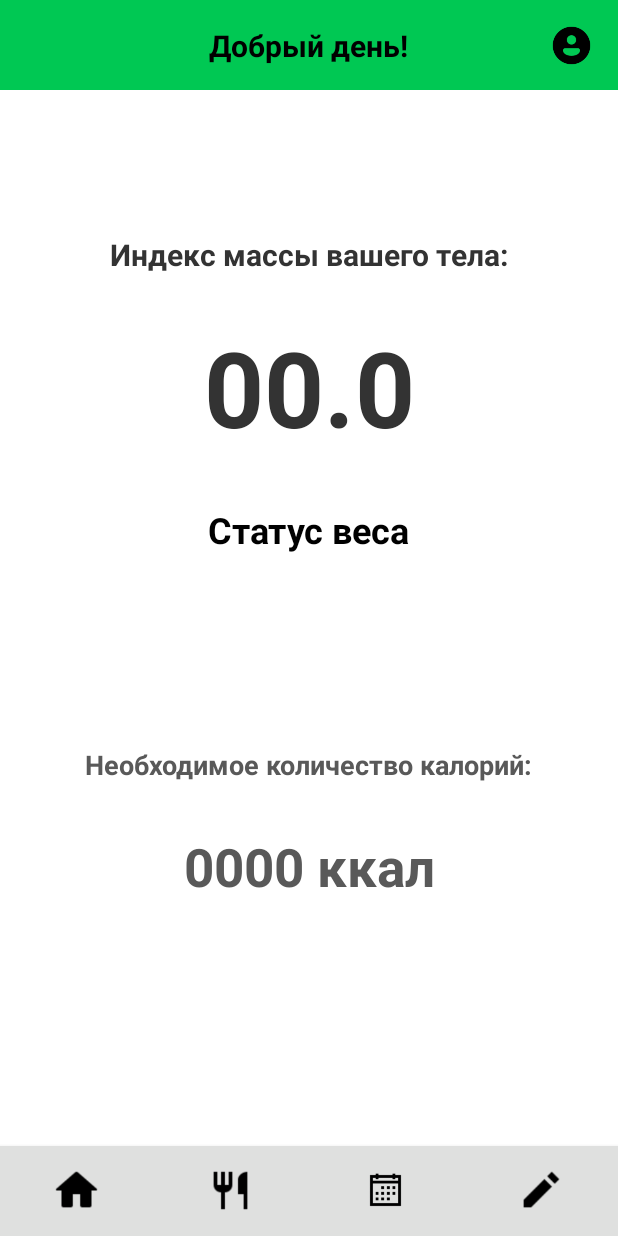
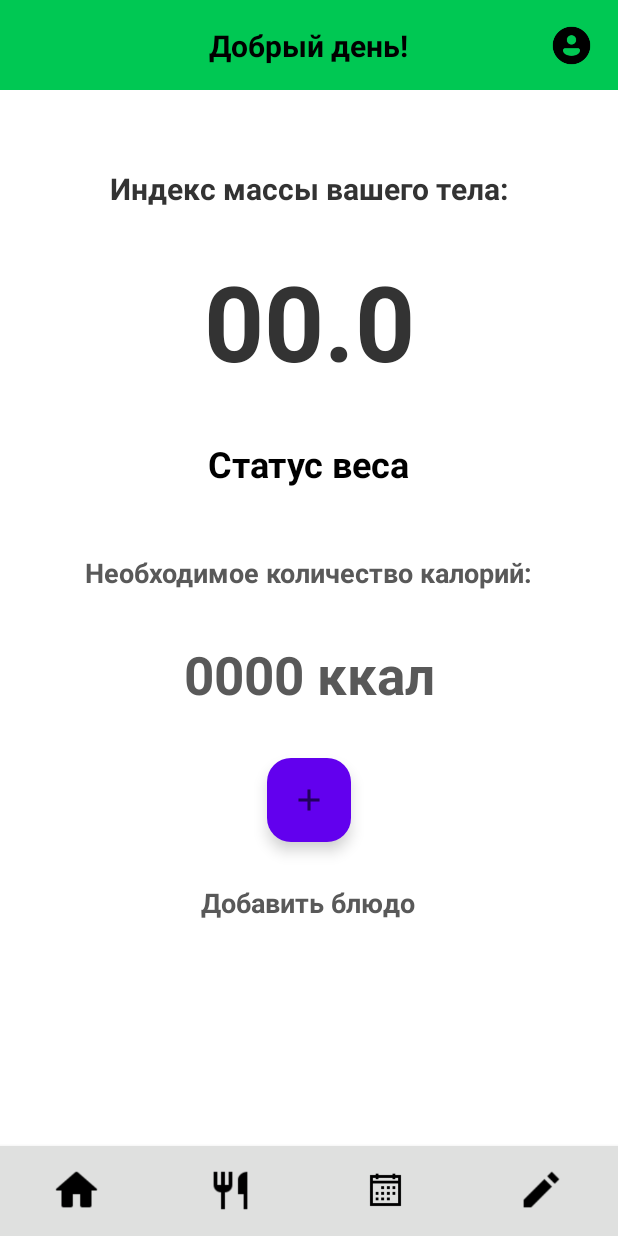
Before and after one commit to CapsamunStepan/SmartDiet, an Android app: the HomeActivity screen opened directly, with no data from a screen before it, on a phone screen of 412 x 824 dp. Run offline under Robolectric (Android 15) with nearby library versions, the phone set to English and light mode, and no system bars; our stand-ins replace Room's generated code.

Commit message:
added food entity, dao, database

```diff
--- a/app/src/main/AndroidManifest.xml
+++ b/app/src/main/AndroidManifest.xml
@@ -26,6 +26,7 @@
         <activity android:name=".HomeActivity" />
         <activity android:name=".DietActivity" />
         <activity android:name=".ViewProfileActivity" />
+        <activity android:name=".AddFoodActivity" />
     </application>
 
 </manifest>
--- a/app/src/main/java/com/progress/smartdiet/HomeActivity.java
+++ b/app/src/main/java/com/progress/smartdiet/HomeActivity.java
@@ -9,6 +9,7 @@ import android.widget.TextView;
 import android.widget.Toast;
 import androidx.appcompat.app.AppCompatActivity;
 import androidx.room.Room;
+import com.google.android.material.floatingactionbutton.FloatingActionButton;
 
 public class HomeActivity extends AppCompatActivity {
 
@@ -24,6 +25,13 @@ public class HomeActivity extends AppCompatActivity {
         TextView recommendedCalories = findViewById(R.id.recommendedCalories);
 
         ImageView dietButton = findViewById(R.id.dietButton);
+        FloatingActionButton addFoodButton = findViewById(R.id.addFoodButton);
+
+        addFoodButton.setOnClickListener(view -> {
+            Intent intent = new Intent(HomeActivity.this, AddFoodActivity.class);
+            startActivity(intent);
+        });
+
 
         dietButton.setOnClickListener(v -> {
             Intent intent = new Intent(HomeActivity.this, DietActivity.class);
--- a/app/src/main/res/layout/activity_home.xml
+++ b/app/src/main/res/layout/activity_home.xml
@@ -60,8 +60,8 @@
                     android:textSize="20sp"
                     android:textStyle="bold"
                     app:layout_constraintTop_toTopOf="parent" app:layout_constraintStart_toStartOf="parent"
-                    app:layout_constraintEnd_toEndOf="parent" android:layout_marginTop="64dp"
-                    app:layout_constraintHorizontal_bias="0.497"/>
+                    app:layout_constraintEnd_toEndOf="parent" android:layout_marginTop="20dp"
+            />
             <TextView
                     android:id="@+id/imt"
                     android:layout_width="wrap_content"
@@ -86,6 +86,7 @@
                     app:layout_constraintEnd_toEndOf="parent"
                     app:layout_constraintTop_toBottomOf="@+id/imt"
                     android:layout_marginTop="16dp"/>
+
             <TextView
                     android:id="@+id/recommendedCaloriesLabel"
                     android:layout_width="wrap_content"
@@ -97,8 +98,7 @@
                     app:layout_constraintTop_toBottomOf="@id/status"
                     app:layout_constraintStart_toStartOf="parent"
                     app:layout_constraintEnd_toEndOf="parent"
-                    android:layout_marginTop="112dp"/>
-
+                    android:layout_marginTop="28dp"/>
             <TextView
                     android:id="@+id/recommendedCalories"
                     android:layout_width="wrap_content"
@@ -113,6 +113,31 @@
                     app:layout_constraintEnd_toEndOf="parent"
                     android:layout_marginTop="16dp"
                     app:layout_constraintHorizontal_bias="0.5"/>
+
+            <com.google.android.material.floatingactionbutton.FloatingActionButton
+                    android:id="@+id/addFoodButton"
+                    android:layout_width="wrap_content"
+                    android:layout_height="wrap_content"
+                    android:layout_alignParentBottom="true"
+                    android:layout_alignParentEnd="true"
+                    android:layout_margin="16dp"
+                    android:contentDescription="Добавить еду"
+                    android:src="@drawable/ic_add"
+                    android:backgroundTint="@color/purple_500"
+                    tools:ignore="MissingConstraints" app:layout_constraintTop_toBottomOf="@+id/recommendedCalories"
+                    app:layout_constraintEnd_toEndOf="parent" app:layout_constraintStart_toStartOf="parent"
+                    android:layout_marginTop="100dp" app:layout_constraintHorizontal_bias="0.5"/>
+            <TextView
+                    android:id="@+id/addFoodLabel"
+                    android:layout_width="wrap_content"
+                    android:layout_height="wrap_content"
+                    android:text="Добавить блюдо"
+                    android:textColor="@color/infoText"
+                    android:textSize="18sp"
+                    android:textStyle="bold"
+                    app:layout_constraintTop_toBottomOf="@+id/addFoodButton"
+                    app:layout_constraintStart_toStartOf="parent" app:layout_constraintEnd_toEndOf="parent"
+                    android:layout_marginTop="28dp" app:layout_constraintHorizontal_bias="0.497"/>
         </androidx.constraintlayout.widget.ConstraintLayout>
 
     </ScrollView>
--- a/app/src/main/res/values/colors.xml
+++ b/app/src/main/res/values/colors.xml
@@ -6,4 +6,6 @@
     <color name="warningText">#FFBF00</color>
     <color name="extraWarningText">#FF1100</color>
     <color name="infoText">#595959</color>
+    <color name="purple_500">#6200EE</color>
+
 </resources>
```
Also changed, not shown: app/src/main/java/com/progress/smartdiet/AddFoodActivity.java (added, +64 -0 lines), app/src/main/java/com/progress/smartdiet/Food.java (added, +20 -0 lines), app/src/main/java/com/progress/smartdiet/FoodDao.java (added, +20 -0 lines), app/src/main/java/com/progress/smartdiet/FoodDatabase.java (added, +23 -0 lines), app/src/main/res/layout/activity_add_food.xml (added, +64 -0 lines), app/src/main/res/drawable/ic_add.png (added).
